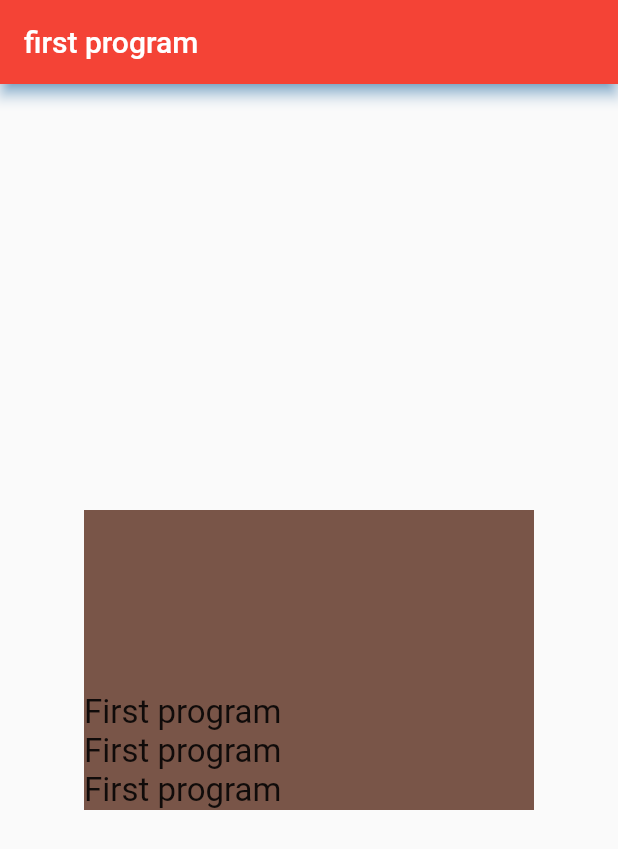
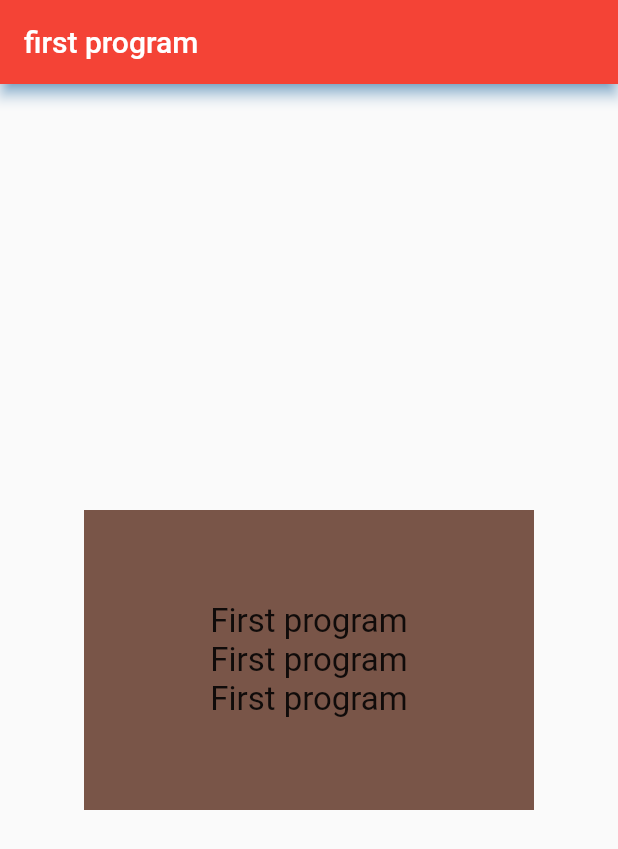
Before and after one commit to OxSama/FirstSessionForFlutterJune22, a Flutter app: the screen it shows after launch, on a phone screen of 412 x 824 dp. Shown: the top 849 px of the screen. Run offline on Flutter 3.47's test engine with Material 2 defaults, Android fonts, the phone set to English and light mode, and no system bars.

Commit message:
Column main axis and cross axis

```diff
--- a/lib/main.dart
+++ b/lib/main.dart
@@ -38,8 +38,8 @@ class MyApp extends StatelessWidget {
             width: 300,
             color: Colors.brown,
             child: Column(
-              mainAxisAlignment: MainAxisAlignment.end,
-              crossAxisAlignment: CrossAxisAlignment.start,
+              mainAxisAlignment: MainAxisAlignment.center,
+              crossAxisAlignment: CrossAxisAlignment.center,
               children: [
                 Text(
                   'First program',
```
